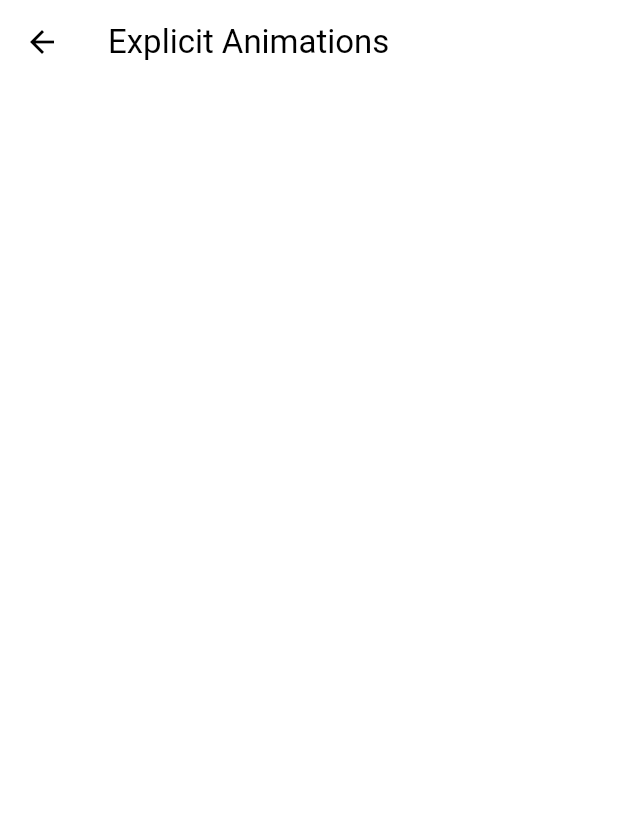
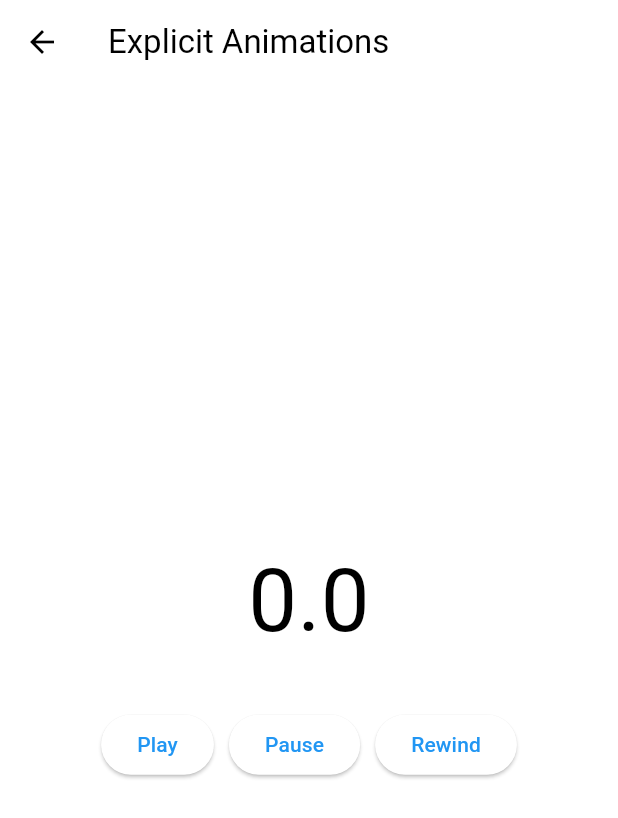
Before and after one commit to moztiq/nc-flutter-animations, a Flutter app: the ExplicitAnimationsScreen screen opened directly, on a phone screen of 412 x 824 dp. Shown: the top 818 px of the screen. Run offline on Flutter 3.47's test engine with Material 3 defaults, Android fonts, the phone set to English and light mode, and no system bars.

Commit message:
Animation Values

```diff
--- a/lib/screens/explicit_animations_screen.dart
+++ b/lib/screens/explicit_animations_screen.dart
@@ -1,5 +1,6 @@
+import 'dart:async';
+
 import 'package:flutter/material.dart';
-import 'package:flutter/scheduler.dart';
 
 class ExplicitAnimationsScreen extends StatefulWidget {
   const ExplicitAnimationsScreen({super.key});
@@ -11,12 +12,32 @@ class ExplicitAnimationsScreen extends StatefulWidget {
 
 class _ExplicitAnimationsScreenState extends State<ExplicitAnimationsScreen>
     with SingleTickerProviderStateMixin {
-  late final AnimationController _animationController =
-      AnimationController(vsync: this);
+  late final AnimationController _animationController = AnimationController(
+    vsync: this,
+    duration: Duration(seconds: 10),
+  );
+
+  void _play() {
+    _animationController.forward();
+  }
+
+  void _pause() {
+    _animationController.stop();
+  }
+
+  void _rewind() {
+    _animationController.reverse();
+  }
 
   @override
   void initState() {
     super.initState();
+    Timer.periodic(
+      Duration(milliseconds: 500),
+      (timer) {
+        print(_animationController.value);
+      },
+    );
   }
 
   @override
@@ -25,6 +46,37 @@ class _ExplicitAnimationsScreenState extends State<ExplicitAnimationsScreen>
       appBar: AppBar(
         title: Text('Explicit Animations'),
       ),
+      body: Center(
+        child: Column(
+          mainAxisAlignment: MainAxisAlignment.center,
+          children: [
+            Text(
+              '${_animationController.value}',
+              style: TextStyle(fontSize: 58),
+            ),
+            SizedBox(height: 30),
+            Row(
+              mainAxisAlignment: MainAxisAlignment.center,
+              children: [
+                ElevatedButton(
+                  onPressed: _play,
+                  child: Text('Play'),
+                ),
+                SizedBox(width: 10),
+                ElevatedButton(
+                  onPressed: _pause,
+                  child: Text('Pause'),
+                ),
+                SizedBox(width: 10),
+                ElevatedButton(
+                  onPressed: _rewind,
+                  child: Text('Rewind'),
+                ),
+              ],
+            )
+          ],
+        ),
+      ),
     );
   }
 }
```
